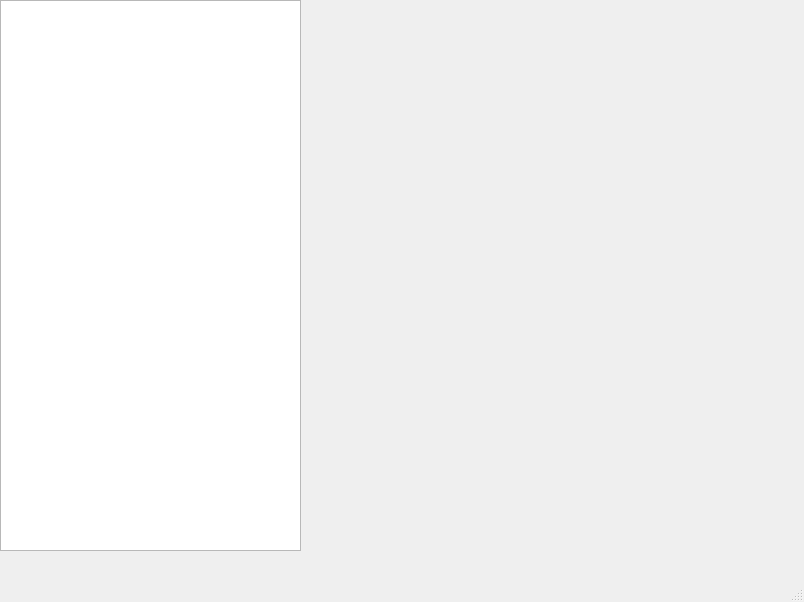
Qt form mainwindow.ui (yunnsbz/File-Manager) before a commit.
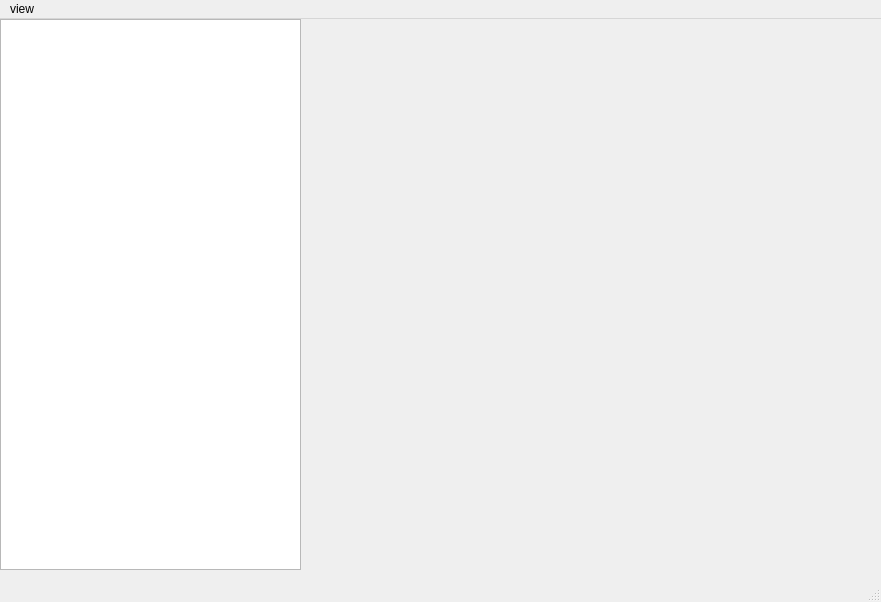
The same form after that commit.

Commit message: menu added (visual only)

```diff
--- a/mainwindow.ui
+++ b/mainwindow.ui
@@ -6,14 +6,20 @@
    <rect>
     <x>0</x>
     <y>0</y>
-    <width>804</width>
+    <width>881</width>
     <height>602</height>
    </rect>
   </property>
+  <property name="sizePolicy">
+   <sizepolicy hsizetype="MinimumExpanding" vsizetype="MinimumExpanding">
+    <horstretch>0</horstretch>
+    <verstretch>0</verstretch>
+   </sizepolicy>
+  </property>
   <property name="maximumSize">
    <size>
-    <width>1080</width>
-    <height>720</height>
+    <width>100000</width>
+    <height>100000</height>
    </size>
   </property>
   <property name="windowTitle">
@@ -45,10 +51,21 @@
     <rect>
      <x>0</x>
      <y>0</y>
-     <width>804</width>
+     <width>881</width>
      <height>25</height>
     </rect>
    </property>
+   <widget class="QMenu" name="menuview">
+    <property name="title">
+     <string>view</string>
+    </property>
+    <addaction name="actionList_View"/>
+    <addaction name="actionDetails_View"/>
+    <addaction name="actionTiles_View"/>
+    <addaction name="actionColumn_View"/>
+    <addaction name="actionDual_Pane_View"/>
+   </widget>
+   <addaction name="menuview"/>
   </widget>
   <widget class="QStatusBar" name="statusbar"/>
  </widget>
```
Left out of the diff: 33 changed lines with no effect on the pictures. The commit also changes 2 other files.
